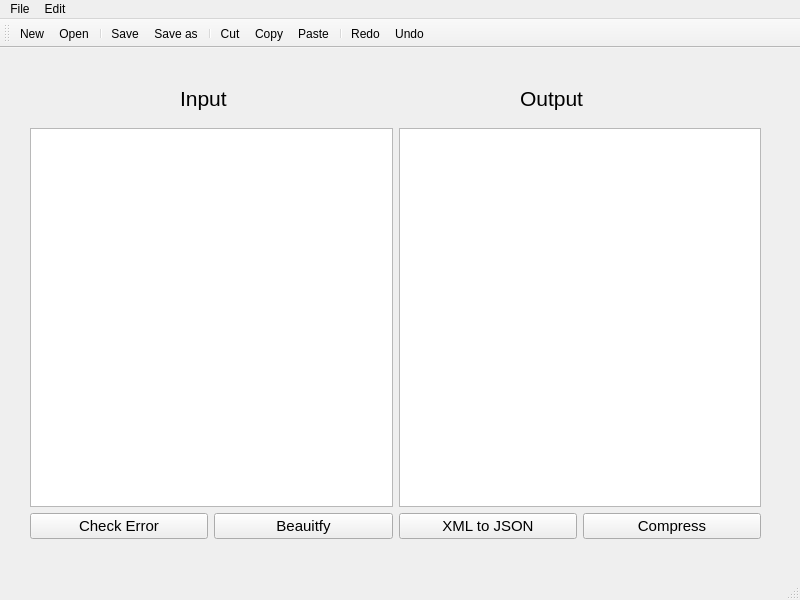
Old version of the form mainwindow.ui in the repository Ahmedkhalifa1999/CSE331-XML-Project.
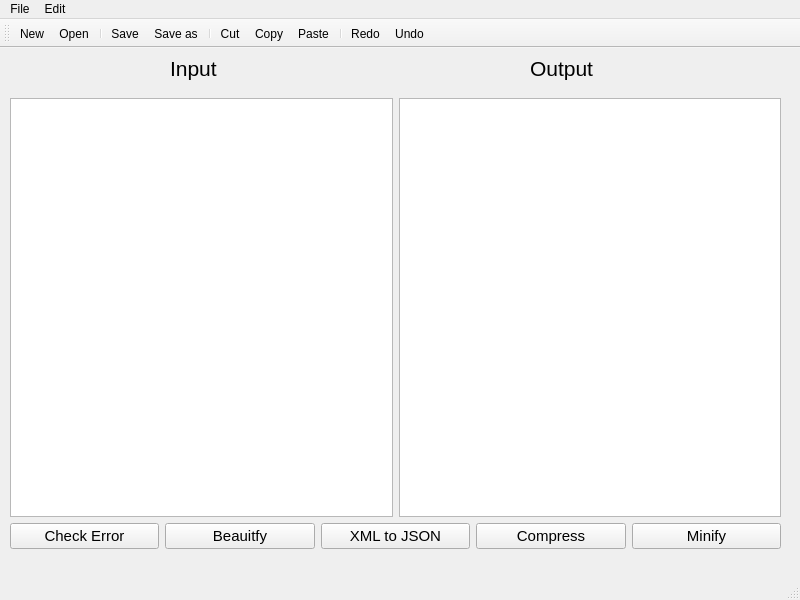
New version of the form. Icons and pictures are not drawn.

Diff of the .ui file:
```diff
--- a/mainwindow.ui
+++ b/mainwindow.ui
@@ -17,10 +17,10 @@
    <widget class="QWidget" name="layoutWidget">
     <property name="geometry">
      <rect>
-      <x>30</x>
-      <y>80</y>
-      <width>731</width>
-      <height>411</height>
+      <x>10</x>
+      <y>50</y>
+      <width>771</width>
+      <height>451</height>
      </rect>
     </property>
     <layout class="QVBoxLayout" name="verticalLayout">
@@ -84,6 +84,18 @@
          </property>
         </widget>
        </item>
+       <item>
+        <widget class="QPushButton" name="minifyButton">
+         <property name="font">
+          <font>
+           <pointsize>11</pointsize>
+          </font>
+         </property>
+         <property name="text">
+          <string>Minify</string>
+         </property>
+        </widget>
+       </item>
       </layout>
      </item>
     </layout>
@@ -91,8 +103,8 @@
    <widget class="QLabel" name="label">
     <property name="geometry">
      <rect>
-      <x>180</x>
-      <y>30</y>
+      <x>170</x>
+      <y>0</y>
       <width>71</width>
       <height>41</height>
      </rect>
@@ -109,8 +121,8 @@
    <widget class="QLabel" name="label_2">
     <property name="geometry">
      <rect>
-      <x>520</x>
-      <y>30</y>
+      <x>530</x>
+      <y>0</y>
       <width>91</width>
       <height>41</height>
      </rect>
```
